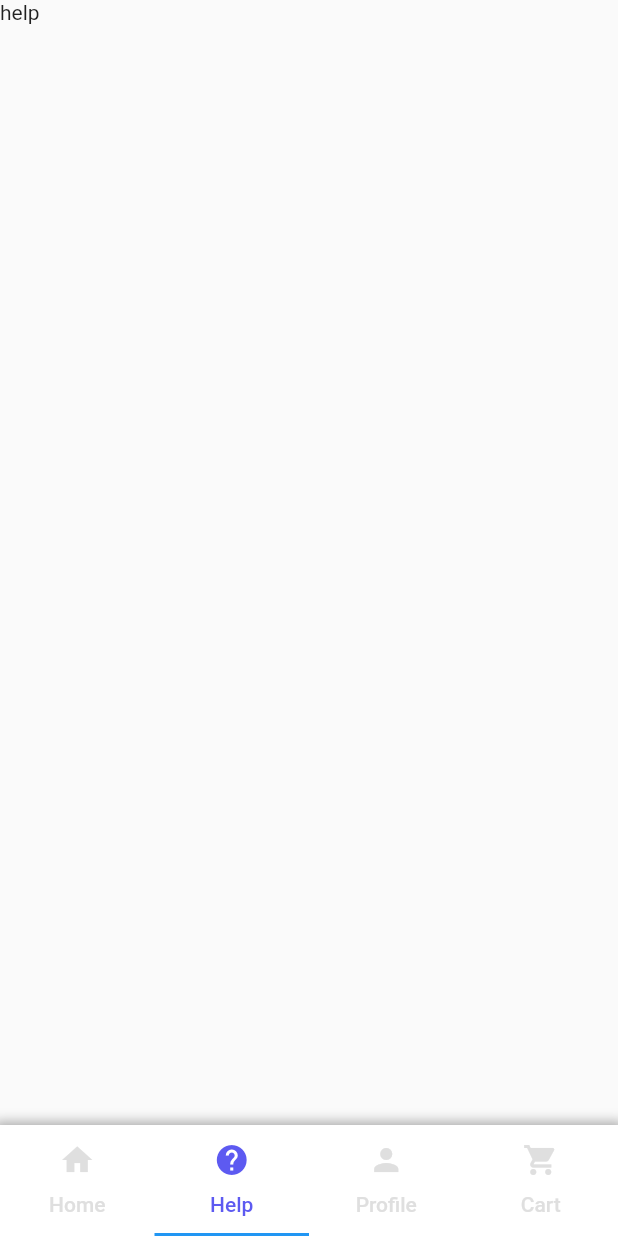
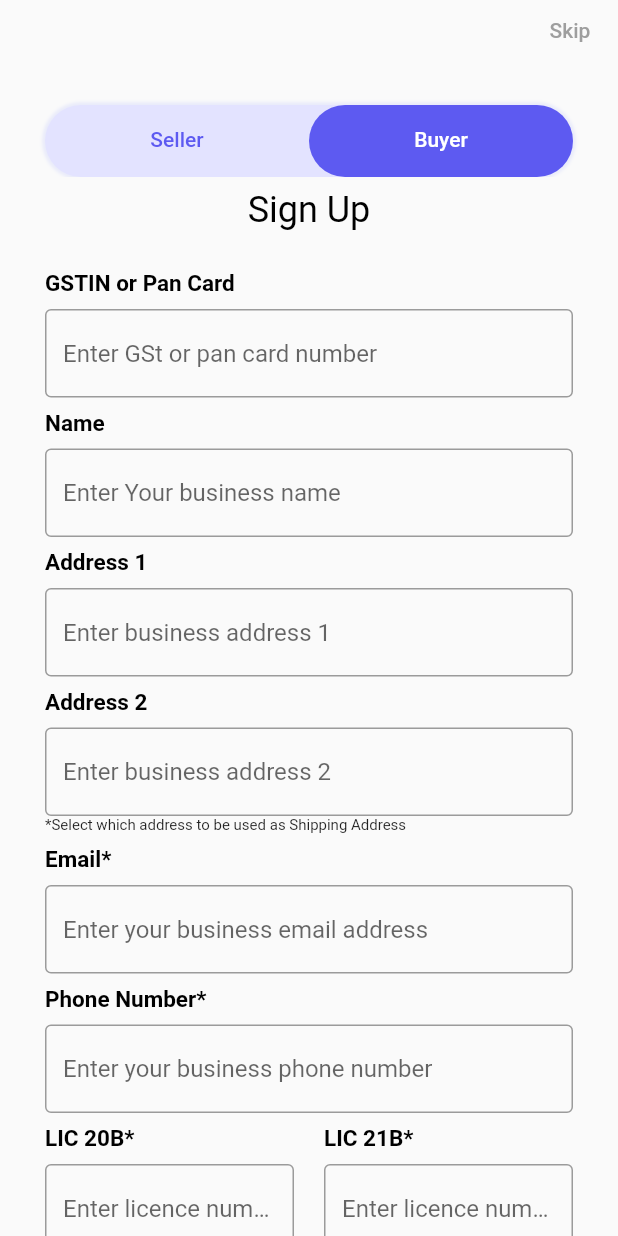
Before and after one commit to DeveloperMalay/farmabag, a Flutter app: the screen it shows after launch, tab 2 chosen, on a phone screen of 412 x 824 dp. Run offline on Flutter 3.47's test engine with Material 2 defaults, Android fonts, the phone set to English and light mode, and no system bars; network calls fail.

Commit message:
signin and signup page completed

```diff
--- a/lib/main.dart
+++ b/lib/main.dart
@@ -1,6 +1,6 @@
 import 'package:flutter/material.dart';
 import 'package:pharmabag/utils/custom_theme.dart';
-import 'package:pharmabag/view/home.dart';
+import 'package:pharmabag/view/signup/signup_screen.dart';
 
 void main() {
   runApp(const MyApp());
@@ -16,7 +16,7 @@ class MyApp extends StatelessWidget {
       title: 'Flutter Demo',
       debugShowCheckedModeBanner: false,
       theme: CustomTheme.getTheme(),
-      home: const Home(),
+      home: const SignUpScreen(),
     );
   }
 }
--- a/lib/view/cart/cart_screen.dart
+++ b/lib/view/cart/cart_screen.dart
@@ -1,5 +1,4 @@
 import 'package:flutter/cupertino.dart';
-
 
 class CartScreen extends StatelessWidget {
   const CartScreen({Key? key}) : super(key: key);
@@ -7,7 +6,7 @@ class CartScreen extends StatelessWidget {
   @override
   Widget build(BuildContext context) {
     return Container(
-      child: Text('cart'),
+      child: const Text('cart'),
     );
   }
 }
--- a/lib/view/help/help_screen.dart
+++ b/lib/view/help/help_screen.dart
@@ -1,5 +1,4 @@
 import 'package:flutter/cupertino.dart';
-
 
 class HelpScreen extends StatelessWidget {
   const HelpScreen({Key? key}) : super(key: key);
@@ -7,7 +6,7 @@ class HelpScreen extends StatelessWidget {
   @override
   Widget build(BuildContext context) {
     return Container(
-      child: Text('help'),
+      child: const Text('help'),
     );
   }
 }
--- a/lib/view/home.dart
+++ b/lib/view/home.dart
@@ -41,7 +41,7 @@ class _HomeState extends State<Home> {
             ),
             Tab(
               icon: Icon(Icons.person),
-              text: "Profile",
+              text: "Account",
             ),
             Tab(
               icon: Icon(Icons.shopping_cart),
--- /dev/null
+++ b/lib/view/signup/signup_screen.dart
@@ -0,0 +1,93 @@
+import 'package:flutter/material.dart';
+import 'package:pharmabag/const/const.dart';
+import 'package:pharmabag/view/home.dart';
+import 'package:pharmabag/view/signup/subscreen/buyer_screen.dart';
+import 'package:pharmabag/view/signup/subscreen/seller_screen.dart';
+
+class SignUpScreen extends StatefulWidget {
+  const SignUpScreen({Key? key}) : super(key: key);
+
+  @override
+  State<SignUpScreen> createState() => _SignUpScreenState();
+}
+
+class _SignUpScreenState extends State<SignUpScreen> {
+  @override
+  Widget build(BuildContext context) {
+    return Scaffold(
+      body: DefaultTabController(
+        length: 2,
+        child: SafeArea(
+          child: Scaffold(
+            appBar: AppBar(
+                toolbarHeight: 40,
+                backgroundColor: Colors.transparent,
+                elevation: 0,
+                actions: [
+                  TextButton(
+                    onPressed: () {
+                      Navigator.push(context,
+                          MaterialPageRoute(builder: (context) {
+                        return const Home();
+                      }));
+                    },
+                    child: const Text(
+                      "Skip",
+                      style: TextStyle(color: Colors.grey),
+                    ),
+                  ),
+                ]),
+            body: Column(
+              mainAxisAlignment: MainAxisAlignment.start,
+              crossAxisAlignment: CrossAxisAlignment.center,
+              children: [
+                const SizedBox(height: 30),
+                Padding(
+                  padding: const EdgeInsets.symmetric(horizontal: 30),
+                  child: Container(
+                    decoration: BoxDecoration(
+                      boxShadow: [
+                        BoxShadow(
+                          blurRadius: 1,
+                          spreadRadius: 2,
+                          color: primaryColor.withOpacity(0.1),
+                        ),
+                      ],
+                      color: const Color.fromARGB(255, 227, 227, 255),
+                      borderRadius: BorderRadius.circular(50),
+                    ),
+                    child: TabBar(
+                      labelColor: Colors.white,
+                      unselectedLabelColor:
+                          const Color.fromARGB(255, 93, 90, 241),
+                      indicator: BoxDecoration(
+                        color: const Color.fromARGB(255, 93, 90, 241),
+                        borderRadius: BorderRadius.circular(50),
+                      ),
+                      tabs: const [
+                        Tab(
+                          text: "Seller",
+                        ),
+                        Tab(
+                          text: "Buyer",
+                        ),
+                      ],
+                    ),
+                  ),
+                ),
+                const Expanded(
+                  child: TabBarView(
+                    children: [
+                      SellerScreen(),
+                      BuyerScreen(),
+                    ],
+                  ),
+                ),
+              ],
+            ),
+          ),
+        ),
+      ),
+    );
+  }
+}
--- /dev/null
+++ b/lib/view/signup/subscreen/buyer_screen.dart
@@ -0,0 +1,274 @@
+import 'package:flutter/cupertino.dart';
+import 'package:flutter/material.dart';
+
+class BuyerScreen extends StatelessWidget {
+  const BuyerScreen({Key? key}) : super(key: key);
+
+  @override
+  Widget build(BuildContext context) {
+    return Scaffold(
+      body: ListView(children: [
+        const Center(
+          child: Padding(
+            padding: EdgeInsets.all(8.0),
+            child: Text(
+              "Sign Up",
+              style: TextStyle(color: Colors.black, fontSize: 24),
+            ),
+          ),
+        ),
+        Padding(
+          padding: const EdgeInsets.symmetric(horizontal: 30, vertical: 10),
+          child: Column(
+            crossAxisAlignment: CrossAxisAlignment.start,
+            children: [
+              const Padding(
+                padding: EdgeInsets.only(bottom: 8.0, top: 8.0),
+                child: Text(
+                  "GSTIN or Pan Card",
+                  style: TextStyle(
+                      color: Colors.black,
+                      fontSize: 15,
+                      fontWeight: FontWeight.bold),
+                ),
+              ),
+              const TextField(
+                decoration: InputDecoration(
+                    border: OutlineInputBorder(),
+                    hintText: "Enter GSt or pan card number"),
+              ),
+              const Padding(
+                padding: EdgeInsets.only(bottom: 8.0, top: 8.0),
+                child: Text(
+                  "Name",
+                  style: TextStyle(
+                      color: Colors.black,
+                      fontSize: 15,
+                      fontWeight: FontWeight.bold),
+                ),
+              ),
+              const TextField(
+                decoration: InputDecoration(
+                  border: OutlineInputBorder(),
+                  hintText: "Enter Your business name",
+                ),
+              ),
+              const Padding(
+                padding: EdgeInsets.only(bottom: 8.0, top: 8.0),
+                child: Text(
+                  "Address 1",
+                  style: TextStyle(
+                      color: Colors.black,
+                      fontSize: 15,
+                      fontWeight: FontWeight.bold),
+                ),
+              ),
+              const TextField(
+                decoration: InputDecoration(
+                    border: OutlineInputBorder(),
+                    hintText: "Enter business address 1"),
+              ),
+              const Padding(
+                padding: EdgeInsets.only(bottom: 8.0, top: 8.0),
+                child: Text(
+                  "Address 2",
+                  style: TextStyle(
+                      color: Colors.black,
+                      fontSize: 15,
+                      fontWeight: FontWeight.bold),
+                ),
+              ),
+              const TextField(
+                decoration: InputDecoration(
+                    border: OutlineInputBorder(),
+                    hintText: "Enter business address 2"),
+              ),
+              const Text(
+                '*Select which address to be used as Shipping Address',
+                style: TextStyle(
+                  fontSize: 10,
+                ),
+              ),
+              const Padding(
+                padding: EdgeInsets.only(bottom: 8.0, top: 8.0),
+                child: Text(
+                  "Email*",
+                  style: TextStyle(
+                      color: Colors.black,
+                      fontSize: 15,
+                      fontWeight: FontWeight.bold),
+                ),
+              ),
+              const TextField(
+                decoration: InputDecoration(
+                    border: OutlineInputBorder(),
+                    hintText: "Enter your business email address"),
+              ),
+              const Padding(
+                padding: EdgeInsets.only(bottom: 8.0, top: 8.0),
+                child: Text(
+                  "Phone Number*",
+                  style: TextStyle(
+                      color: Colors.black,
+                      fontSize: 15,
+                      fontWeight: FontWeight.bold),
+                ),
+              ),
+              const TextField(
+                decoration: InputDecoration(
+                    border: OutlineInputBorder(),
+                    hintText: "Enter your business phone number"),
+              ),
+              Row(
+                children: [
+                  Expanded(
+                    flex: 5,
+                    child: Column(
+                      crossAxisAlignment: CrossAxisAlignment.start,
+                      children: const [
+                        Padding(
+                          padding: EdgeInsets.only(bottom: 8.0, top: 8.0),
+                          child: Text(
+                            "LIC 20B*",
+                            style: TextStyle(
+                                color: Colors.black,
+                                fontSize: 15,
+                                fontWeight: FontWeight.bold),
+                          ),
+                        ),
+                        TextField(
+                          decoration: InputDecoration(
+                              border: OutlineInputBorder(),
+                              hintText: "Enter licence number"),
+                        ),
+                      ],
+                    ),
+                  ),
+                  const SizedBox(
+                    width: 20,
+                  ),
+                  Expanded(
+                    flex: 5,
+                    child: Column(
+                      crossAxisAlignment: CrossAxisAlignment.start,
+                      children: const [
+                        Padding(
+                          padding: EdgeInsets.only(bottom: 8.0, top: 8.0),
+                          child: Text(
+                            "LIC 21B*",
+                            style: TextStyle(
+                                color: Colors.black,
+                                fontSize: 15,
+                                fontWeight: FontWeight.bold),
+                          ),
+                        ),
+                        TextField(
+                          decoration: InputDecoration(
+                              border: OutlineInputBorder(),
+                              hintText: "Enter licence number"),
+                        ),
+                      ],
+                    ),
+                  ),
+                ],
+              ),
+              const Padding(
+                padding: EdgeInsets.only(bottom: 8.0, top: 8.0),
+                child: Text(
+                  "Enter Bank Details:",
+                  style: TextStyle(
+                      color: Colors.black,
+                      fontSize: 15,
+                      fontWeight: FontWeight.bold),
+                ),
+              ),
+              Row(
+                children: [
+                  Expanded(
+                    flex: 5,
+                    child: Column(
+                      crossAxisAlignment: CrossAxisAlignment.start,
+                      children: const [
+                        Padding(
+                          padding: EdgeInsets.only(bottom: 8.0, top: 8.0),
+                          child: Text(
+                            "Account Number",
+                            style: TextStyle(
+                                color: Colors.black,
+                                fontSize: 15,
+                                fontWeight: FontWeight.bold),
+                          ),
+                        ),
+                        TextField(
+                          decoration: InputDecoration(
+                              border: OutlineInputBorder(),
+                              hintText: "Enter account number"),
+                        ),
+                      ],
+                    ),
+                  ),
+                  const SizedBox(
+                    width: 20,
+                  ),
+                  Expanded(
+                    flex: 5,
+                    child: Column(
+                      crossAxisAlignment: CrossAxisAlignment.start,
+                      children: const [
+                        Padding(
+                          padding: EdgeInsets.only(bottom: 8.0, top: 8.0),
+                          child: Text(
+                            "IFSC Number",
+                            style: TextStyle(
+                                color: Colors.black,
+                                fontSize: 15,
+                                fontWeight: FontWeight.bold),
+                          ),
+                        ),
+                        TextField(
+                          decoration: InputDecoration(
+                              border: OutlineInputBorder(),
+                              hintText: "Enter account number"),
+                        ),
+                      ],
+                    ),
+                  ),
+                ],
+              ),
+              const Padding(
+                padding: EdgeInsets.only(bottom: 8.0, top: 8.0),
+                child: Text(
+                  "*This field is mandetory",
+                  style: TextStyle(
+                    color: Colors.red,
+                    fontSize: 15,
+                  ),
+                ),
+              ),
+              Row(
+                children: [
+                  Checkbox(value: false, onChanged: (v) {}),
+                  const Text(
+                    "I verify that all the above details are true in my knowledge.",
+                    style: TextStyle(
+                      color: Color.fromARGB(255, 93, 90, 241),
+                      fontSize: 11,
+                    ),
+                  ),
+                ],
+              ),
+            ],
+          ),
+        ),
+        Padding(
+          padding: const EdgeInsets.symmetric(horizontal: 20, vertical: 10),
+          child: CupertinoButton(
+            color: const Color.fromARGB(255, 93, 90, 241),
+            child: const Text('Submit'),
+            onPressed: () {},
+          ),
+        ),
+      ]),
+    );
+  }
+}
```
Also changed, not shown: lib/view/signin/signin_screen.dart (added, +65 -0 lines), lib/view/signin/subscreen/seller_screen.dart (added, +30 -0 lines), lib/view/signup/subscreen/seller_screen.dart (added, +274 -0 lines), lib/view/login/login_screen.dart (deleted).
